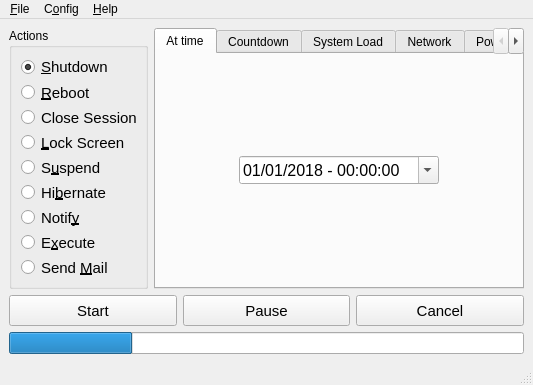
This is ui/pycket.ui in Arg0s1080/pycket as Qt 5 draws it before an edit. The edited form follows.
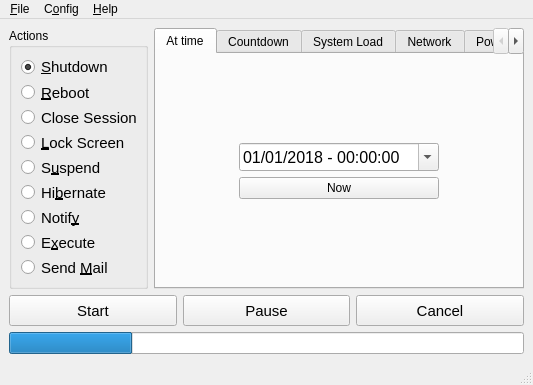
This is the edited form. The open tabs and pages were chosen to show the change.

```diff
--- a/ui/pycket.ui
+++ b/ui/pycket.ui
@@ -349,19 +349,6 @@
          <layout class="QGridLayout" name="gridLayout_14">
           <item row="0" column="0">
            <layout class="QGridLayout" name="gridLayout_3">
-            <item row="0" column="0">
-             <spacer name="verticalSpacer_16">
-              <property name="orientation">
-               <enum>Qt::Vertical</enum>
-              </property>
-              <property name="sizeHint" stdset="0">
-               <size>
-                <width>20</width>
-                <height>112</height>
-               </size>
-              </property>
-             </spacer>
-            </item>
             <item row="0" column="1">
              <spacer name="verticalSpacer_8">
               <property name="orientation">
@@ -375,19 +362,6 @@
               </property>
              </spacer>
             </item>
-            <item row="0" column="2">
-             <spacer name="verticalSpacer_15">
-              <property name="orientation">
-               <enum>Qt::Vertical</enum>
-              </property>
-              <property name="sizeHint" stdset="0">
-               <size>
-                <width>20</width>
-                <height>112</height>
-               </size>
-              </property>
-             </spacer>
-            </item>
             <item row="1" column="0">
              <spacer name="horizontalSpacer_15">
               <property name="orientation">
@@ -442,7 +416,7 @@
               </property>
              </widget>
             </item>
-            <item row="1" column="2">
+            <item row="1" column="3">
              <spacer name="horizontalSpacer_16">
               <property name="orientation">
                <enum>Qt::Horizontal</enum>
@@ -455,33 +429,7 @@
               </property>
              </spacer>
             </item>
-            <item row="2" column="2" rowspan="2">
-             <spacer name="verticalSpacer_17">
-              <property name="orientation">
-               <enum>Qt::Vertical</enum>
-              </property>
-              <property name="sizeHint" stdset="0">
-               <size>
-                <width>20</width>
-                <height>112</height>
-               </size>
-              </property>
-             </spacer>
-            </item>
-            <item row="3" column="0">
-             <spacer name="verticalSpacer_18">
-              <property name="orientation">
-               <enum>Qt::Vertical</enum>
-              </property>
-              <property name="sizeHint" stdset="0">
-               <size>
-                <width>20</width>
-                <height>112</height>
-               </size>
-              </property>
-             </spacer>
-            </item>
-            <item row="3" column="1">
+            <item row="4" column="1">
              <spacer name="verticalSpacer_9">
               <property name="orientation">
                <enum>Qt::Vertical</enum>
@@ -494,6 +442,13 @@
               </property>
              </spacer>
             </item>
+            <item row="3" column="1">
+             <widget class="QPushButton" name="pushButtonAtTimeNow">
+              <property name="text">
+               <string>Now</string>
+              </property>
+             </widget>
+            </item>
            </layout>
           </item>
          </layout>
```
Left out of the diff: 141 changed lines with no effect on the pictures.
